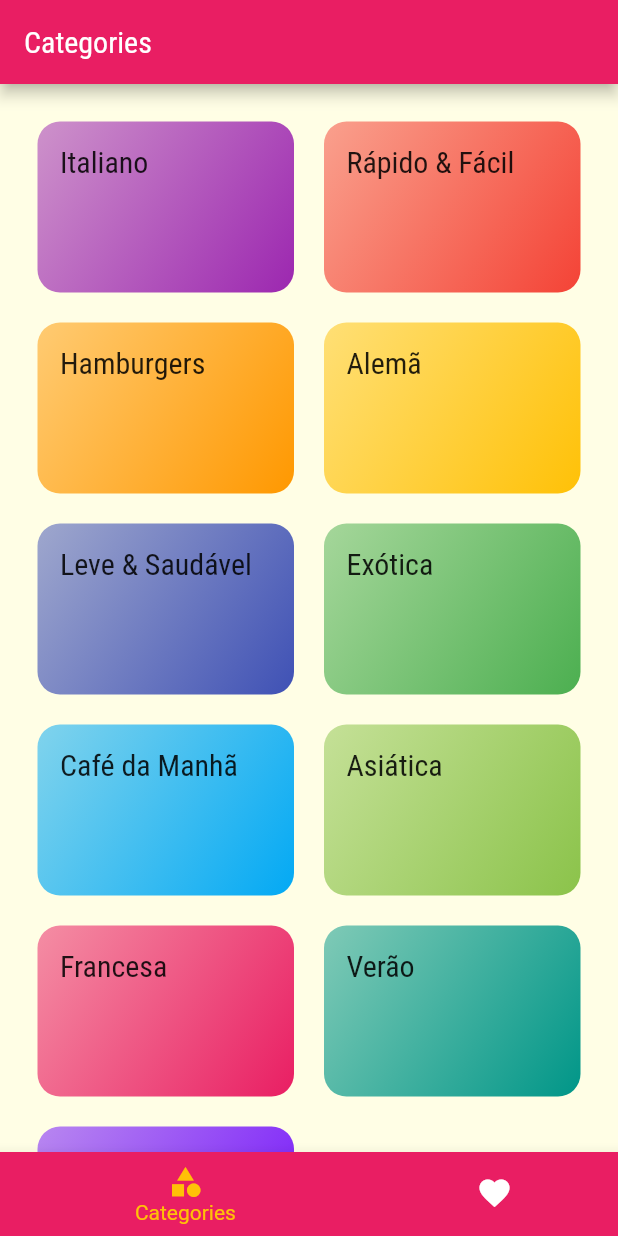
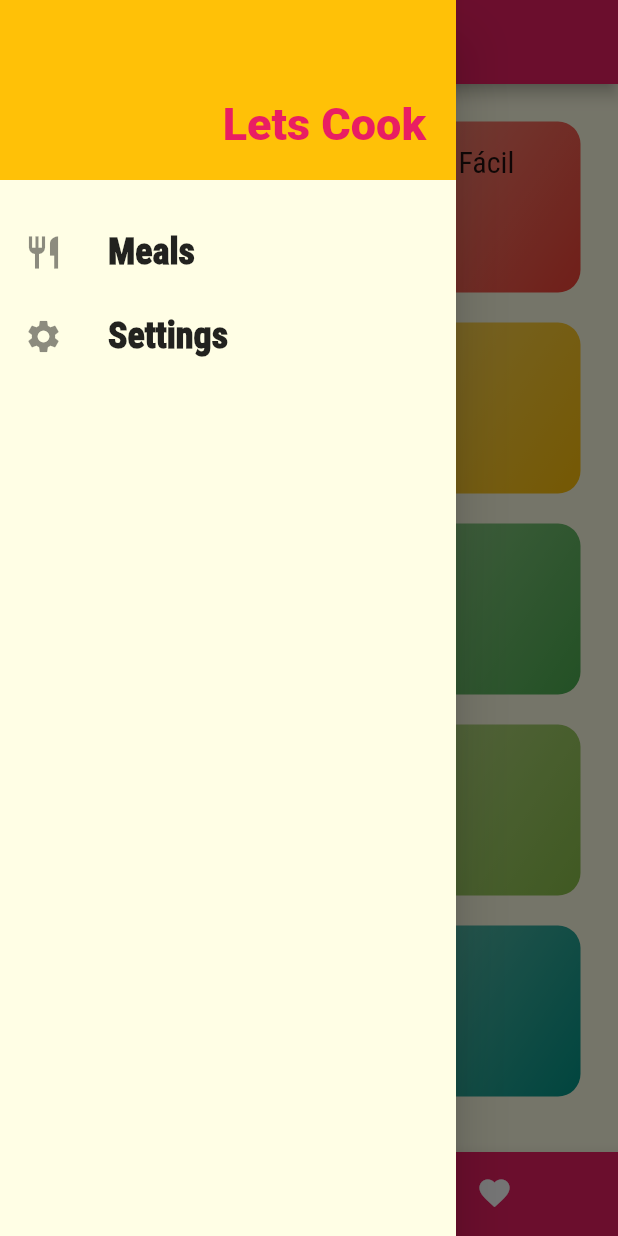
Before and after one commit to nahtanPNG/curso-flutter-udemy, a Flutter app: the screen it shows after launch, with the side drawer open (before the commit the screen has no drawer), on a phone screen of 412 x 824 dp. Run offline on Flutter 3.47's test engine with Material 2 defaults, Android fonts, the phone set to English and light mode, and no system bars.

Commit message:
App concluido

```diff
--- a/Flutter/Navegação & Multiplas Telas/vamos_cozinhar/lib/main.dart
+++ b/Flutter/Navegação & Multiplas Telas/vamos_cozinhar/lib/main.dart
@@ -1,14 +1,59 @@
 import 'package:flutter/material.dart';
 
+import 'package:vamos_cozinhar/screens/meal_recipe_screen.dart';
 import 'screens/tabs_screen.dart';
-import 'package:vamos_cozinhar/screens/meal_recipe_screen.dart';
 import 'screens/categories_screen.dart';
 import 'screens/categories_meals_screen.dart';
+import 'screens/settings_screen.dart';
+
 import 'utils/app_routes.dart';
+
+import 'models/meal.dart';
+import 'package:vamos_cozinhar/models/settings.dart';
+import 'data/dummy_data.dart';
 
 void main() => runApp(MyApp());
 
-class MyApp extends StatelessWidget {
+class MyApp extends StatefulWidget {
+  @override
+  State<MyApp> createState() => _MyAppState();
+}
+
+class _MyAppState extends State<MyApp> {
+  Settings settings = Settings();
+  List<Meal> _availableMeals = dummyMeals;
+  List<Meal> _favoriteMeals = [];
+
+  void _applySettings(Settings settings) {
+    setState(() {
+      this.settings = settings;
+
+      _availableMeals = dummyMeals.where((meal) {
+        final filterGluten = settings.isGlutenFree && !meal.isGlutenFree;
+        final filterLactose = settings.isLactoseFree && !meal.isLactoseFree;
+        final filterVegan = settings.isVegan && !meal.isVegan;
+        final filterVegetarian = settings.isVegetarian && !meal.isVegetarian;
+
+        return !filterGluten &&
+            !filterLactose &&
+            !filterVegan &&
+            !filterVegetarian;
+      }).toList();
+    });
+  }
+
+  void _toggleFavorite(Meal meal) {
+    setState(() {
+      _favoriteMeals.contains(meal)
+          ? _favoriteMeals.remove(meal)
+          : _favoriteMeals.add(meal);
+    });
+  }
+
+  bool _isFavorite(Meal meal) {
+    return _favoriteMeals.contains(meal);
+  }
+
   @override
   Widget build(BuildContext context) {
     return MaterialApp(
@@ -27,9 +72,10 @@ class MyApp extends StatelessWidget {
       ),
       routes: {
         //Estabelecendo rotas
-        AppRoutes.HOME: (ctx) => TabsScreen(), //Home -> /
-        AppRoutes.CATEGORIES_MEALS: (ctx) => CategoriesMealsScreen(),
-        AppRoutes.MEAL_RECIPE: (ctx) => MealRecipeScreen(),
+        AppRoutes.HOME: (ctx) => TabsScreen(_favoriteMeals), //Home -> /
+        AppRoutes.CATEGORIES_MEALS: (ctx) => CategoriesMealsScreen(_availableMeals),
+        AppRoutes.MEAL_RECIPE: (ctx) => MealRecipeScreen(_toggleFavorite, _isFavorite),
+        AppRoutes.SETTINGS: (ctx) => SettingsScreen(_applySettings, settings),
       },
       // onGenerateRoute: (settings) { -> Criando rotas dinamicas baseada no nome da rota
       //   if(settings.name == '/alguma-coisa') {
@@ -39,7 +85,8 @@ class MyApp extends StatelessWidget {
       //   }
       // },
 
-      onUnknownRoute: ((settings) { //Cria uma rota caso não exista uma rota definida em routes (acima)
+      onUnknownRoute: ((settings) {
+        //Cria uma rota caso não exista uma rota definida em routes (acima)
         return MaterialPageRoute(builder: (_) => CategoriesScreen());
       }),
     );
--- /dev/null
+++ b/Flutter/Navegação & Multiplas Telas/vamos_cozinhar/lib/models/settings.dart
@@ -0,0 +1,13 @@
+class Settings {
+  bool isGlutenFree;
+  bool isLactoseFree;
+  bool isVegan;
+  bool isVegetarian;
+
+  Settings({
+    this.isGlutenFree = false,
+    this.isLactoseFree = false,
+    this.isVegan = false,
+    this.isVegetarian = false
+  });
+}
--- a/Flutter/Navegação & Multiplas Telas/vamos_cozinhar/lib/screens/categories_meals_screen.dart
+++ b/Flutter/Navegação & Multiplas Telas/vamos_cozinhar/lib/screens/categories_meals_screen.dart
@@ -2,15 +2,21 @@ import 'package:flutter/material.dart';
 import 'package:vamos_cozinhar/widgets/meal_item.dart';
 
 import '../models/category.dart';
-import '../data/dummy_data.dart';
+import '../models/meal.dart';
 
 class CategoriesMealsScreen extends StatelessWidget {
+
+  final List<Meal> meals; //Recebe uma lista com parametro que é passado pelo Main.dart para filtrar as refeições
+
+  const CategoriesMealsScreen(this.meals);
+
+
   @override
   Widget build(BuildContext context) {
     final category = ModalRoute.of(context)?.settings.arguments
         as Category; //Pegando os argumentos da rota nomeada definida no category_item
 
-    final categoryMeals = dummyMeals.where((meal) {
+    final categoryMeals = meals.where((meal) {
       return meal.categories.contains(category.id);
     }).toList();
 
--- /dev/null
+++ b/Flutter/Navegação & Multiplas Telas/vamos_cozinhar/lib/screens/settings_screen.dart
@@ -0,0 +1,92 @@
+import 'package:flutter/material.dart';
+import 'package:vamos_cozinhar/models/settings.dart';
+
+import '../widgets/main_drawer.dart';
+
+class SettingsScreen extends StatefulWidget {
+  final Settings settings;
+  final Function(Settings) onSettingsChanged;
+
+  const SettingsScreen(this.onSettingsChanged, this.settings, {super.key});
+
+  @override
+  State<SettingsScreen> createState() => _SettingsScreenState();
+}
+
+class _SettingsScreenState extends State<SettingsScreen> {
+
+  late Settings settings;
+
+  @override
+  void initState() {
+    super.initState();
+    settings = widget.settings;
+  }
+
+  @override
+  Widget build(BuildContext context) {
+    Widget _createSwitch(
+      String title,
+      String subtitle,
+      bool value,
+      Function(bool) onChanged,
+    ) {
+      return SwitchListTile.adaptive(
+          title: Text(title),
+          subtitle: Text(subtitle),
+          value: value,
+          onChanged: (value) {
+            onChanged(value);
+            widget.onSettingsChanged(settings);
+          });
+    }
+
+    return Scaffold(
+      appBar: AppBar(
+        title: Text('Settings'),
+      ),
+      drawer: MainDrawer(),
+      body: Column(
+        children: [
+          Container(
+            padding: const EdgeInsets.all(20),
+            child: Text(
+              'Settings',
+              style: Theme.of(context).textTheme.titleLarge,
+            ),
+          ),
+          Expanded(
+            child: ListView(
+              children: [
+                _createSwitch(
+                  'Free Gluten',
+                  'Just show meals without gluten',
+                  settings.isGlutenFree,
+                  (value) => setState(() => settings.isGlutenFree = value),
+                ),
+                _createSwitch(
+                  'Free Lactose',
+                  'Just show meals without lactose',
+                  settings.isLactoseFree,
+                  (value) => setState(() => settings.isLactoseFree = value),
+                ),
+                _createSwitch(
+                  'Vegan',
+                  'Just show vegan meals',
+                  settings.isVegan,
+                  (value) => setState(() => settings.isVegan = value),
+                ),
+                _createSwitch(
+                  'Vegetarian',
+                  'Just show vegetarian meals',
+                  settings.isVegetarian,
+                  (value) => setState(() => settings.isVegetarian = value),
+                ),
+              ],
+            ),
+          )
+        ],
+      ),
+    );
+  }
+}
--- a/Flutter/Navegação & Multiplas Telas/vamos_cozinhar/lib/screens/tabs_screen.dart
+++ b/Flutter/Navegação & Multiplas Telas/vamos_cozinhar/lib/screens/tabs_screen.dart
@@ -1,9 +1,13 @@
 import 'package:flutter/material.dart';
+import 'package:vamos_cozinhar/models/meal.dart';
 import 'categories_screen.dart';
 import 'favorite_screen.dart';
+import '../widgets/main_drawer.dart';
 
 class TabsScreen extends StatefulWidget {
-  const TabsScreen({super.key});
+  final List<Meal> favoriteMeals;
+
+  const TabsScreen(this.favoriteMeals, {super.key});
 
   @override
   State<TabsScreen> createState() => _TabsScreenState();
@@ -11,10 +15,22 @@ class TabsScreen extends StatefulWidget {
 
 class _TabsScreenState extends State<TabsScreen> {
   int _selectedScreenIndex = 0;
-  final List<Map<String, Object>> _screens = [
-    {'title': 'Categories', 'screen': CategoriesScreen()},
-    {'title': 'My favorites', 'screen': FavoriteScren()},
-  ];
+  late List<Map<String, Object>> _screens;
+
+  @override
+  void initState() {
+    super.initState();
+    _screens = [
+      {
+        'title': 'Categories',
+        'screen': CategoriesScreen(),
+      },
+      {
+        'title': 'My favorites',
+        'screen': FavoriteScren(widget.favoriteMeals),
+      },
+    ];
+  }
 
   _selectScreen(int index) {
     setState(() {
@@ -30,6 +46,7 @@ class _TabsScreenState extends State<TabsScreen> {
           _screens[_selectedScreenIndex]['title'] as String,
         ),
       ),
+      drawer: MainDrawer(),
       body: _screens[_selectedScreenIndex]['screen'] as Widget,
       bottomNavigationBar: BottomNavigationBar(
         onTap: _selectScreen,
--- a/Flutter/Navegação & Multiplas Telas/vamos_cozinhar/lib/utils/app_routes.dart
+++ b/Flutter/Navegação & Multiplas Telas/vamos_cozinhar/lib/utils/app_routes.dart
@@ -2,5 +2,5 @@ class AppRoutes {
   static const HOME = '/';
   static const CATEGORIES_MEALS = '/categories-meals';
   static const MEAL_RECIPE = '/meal-recipe';
-
+  static const SETTINGS = '/settings';
 }
--- /dev/null
+++ b/Flutter/Navegação & Multiplas Telas/vamos_cozinhar/lib/widgets/main_drawer.dart
@@ -0,0 +1,60 @@
+import 'package:flutter/material.dart';
+import '../utils/app_routes.dart';
+
+class MainDrawer extends StatelessWidget {
+  const MainDrawer({super.key});
+
+    Widget _createItem(IconData icon, String label, Function() onTap) {
+      return ListTile(
+        leading: Icon(
+          icon,
+          size: 26,
+        ),
+        title: Text(
+          label,
+          style: const TextStyle(
+            fontFamily: 'RobotoCondensed',
+            fontSize: 24,
+            fontWeight: FontWeight.w900,
+          ),
+        ),
+        onTap: onTap,
+      );
+    }
+
+  @override
+  Widget build(BuildContext context) {
+
+    return Drawer(
+      child: Column(
+        children: [
+          Container(
+            height: 120,
+            width: double.infinity,
+            padding: const EdgeInsets.all(20),
+            color: Theme.of(context).colorScheme.secondary,
+            alignment: Alignment.bottomRight,
+            child: Text(
+              'Lets Cook',
+              style: TextStyle(
+                  fontWeight: FontWeight.w900,
+                  fontSize: 30,
+                  color: Theme.of(context).colorScheme.primary),
+            ),
+          ),
+          SizedBox(height: 20),
+          _createItem(
+            Icons.restaurant,
+            'Meals',
+            () => Navigator.of(context).pushReplacementNamed(AppRoutes.HOME),
+          ),
+          _createItem(
+            Icons.settings,
+            'Settings',
+            () => Navigator.of(context).pushReplacementNamed(AppRoutes.SETTINGS), //pushReplacementNamed -> Muda de tela e remove a anterior
+          ),
+        ],
+      ),
+    );
+  }
+}
```
Also changed, not shown: Flutter/Navegação & Multiplas Telas/vamos_cozinhar/lib/screens/favorite_screen.dart (+18 -4 lines), Flutter/Navegação & Multiplas Telas/vamos_cozinhar/lib/screens/meal_recipe_screen.dart (+18 -3 lines), Flutter/Navegação & Multiplas Telas/vamos_cozinhar/lib/widgets/meal_item.dart (+7 -1 lines).
